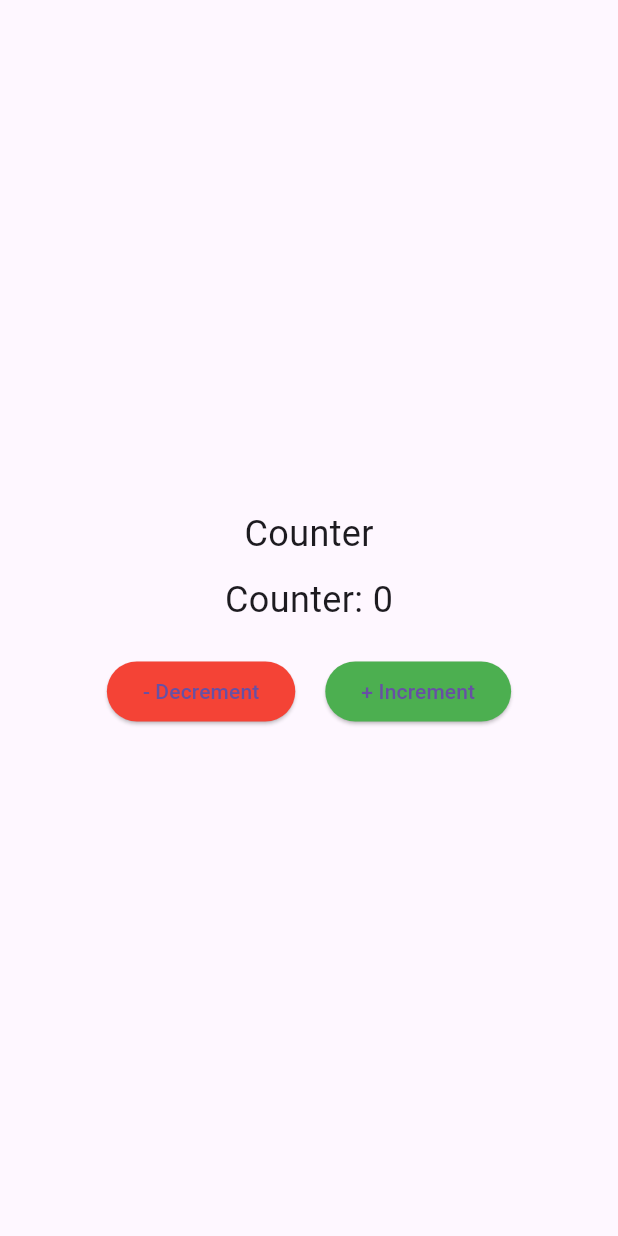
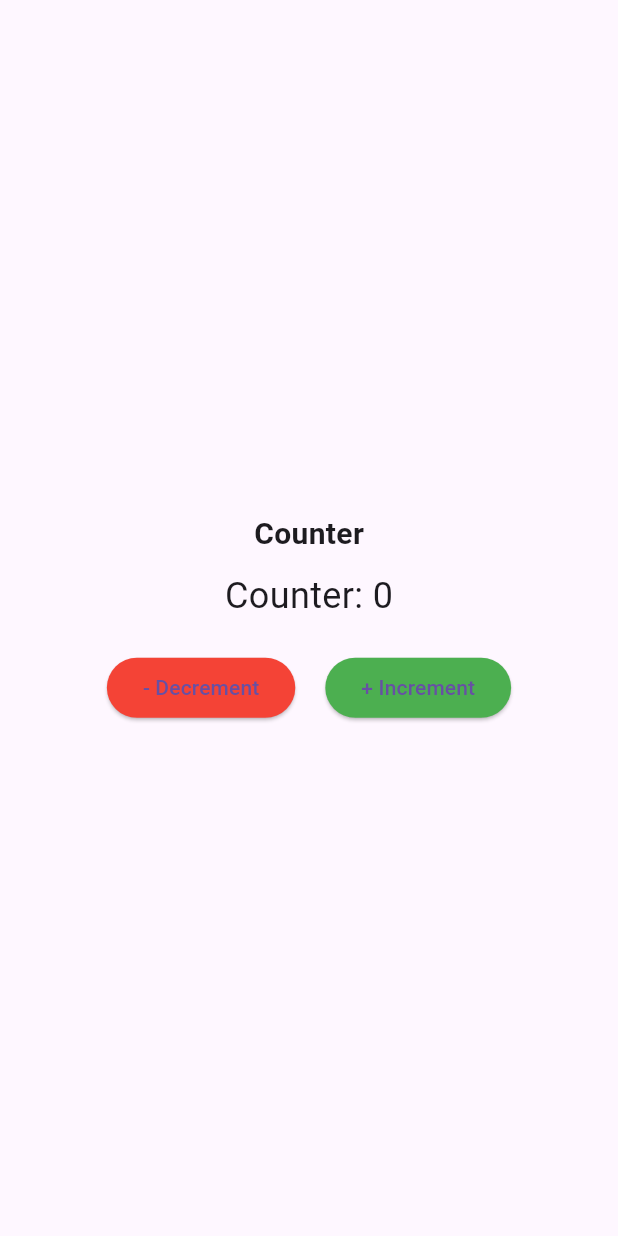
Before and after one commit to moritejas/flutter_widgets, a Flutter app: the CounterButtonComponent screen opened directly, after a tap on "- Decrement", after a tap on "+ Increment", on a phone screen of 412 x 824 dp. Run offline on Flutter 3.47's test engine with Material 3 defaults, Android fonts, the phone set to English and light mode, and no system bars; our stand-ins replace audioplayers, badges, barcode_widget, cached_network_image, carousel_slider, expandable and 15 more; missing offline and left inert: pdfx, swipeable_card_stack.

Commit message:
CounterButtonComponent with all Properteis

```diff
--- a/lib/Component/Counter Button/counter_button.dart
+++ b/lib/Component/Counter Button/counter_button.dart
@@ -2,18 +2,26 @@ import 'package:flutter/material.dart';
 
 class CounterButtonComponent extends StatefulWidget {
   final String title; // Title above the counter
-  final TextStyle textStyle; // Text style for the counter display
+  final TextStyle titleTextStyle; // Text style for the title
+  final TextStyle counterTextStyle; // Text style for the counter display
   final Color incrementColor; // Color for the increment button
   final Color decrementColor; // Color for the decrement button
   final int initialValue; // Initial counter value
+  final double buttonSpacing; // Spacing between increment and decrement buttons
+  final double verticalSpacing; // Vertical spacing between elements
+  final Function(int)? onCounterChange; // Callback for counter change
 
   const CounterButtonComponent({
     Key? key,
     this.title = 'Counter',
-    this.textStyle = const TextStyle(fontSize: 24.0),
+    this.titleTextStyle = const TextStyle(fontSize: 20.0, fontWeight: FontWeight.bold),
+    this.counterTextStyle = const TextStyle(fontSize: 24.0),
     this.incrementColor = Colors.green,
     this.decrementColor = Colors.red,
     this.initialValue = 0,
+    this.buttonSpacing = 20.0,
+    this.verticalSpacing = 10.0,
+    this.onCounterChange,
   }) : super(key: key);
 
   @override
@@ -21,13 +29,26 @@ class CounterButtonComponent extends StatefulWidget {
 }
 
 class _CounterButtonComponentState extends State<CounterButtonComponent> {
-  // Variable to track the counter value
   late int _counter;
 
   @override
   void initState() {
     super.initState();
-    _counter = widget.initialValue; // Set initial counter value
+    _counter = widget.initialValue;
+  }
+
+  void _incrementCounter() {
+    setState(() {
+      _counter++;
+      widget.onCounterChange?.call(_counter); // Trigger callback on increment
+    });
+  }
+
+  void _decrementCounter() {
+    setState(() {
+      _counter--;
+      widget.onCounterChange?.call(_counter); // Trigger callback on decrement
+    });
   }
 
   @override
@@ -39,38 +60,30 @@ class _CounterButtonComponentState extends State<CounterButtonComponent> {
           children: [
             Text(
               widget.title,
-              style: widget.textStyle,
+              style: widget.titleTextStyle,
             ),
-            const SizedBox(height: 10),
+            SizedBox(height: widget.verticalSpacing),
             Text(
               'Counter: $_counter',
-              style: widget.textStyle,
+              style: widget.counterTextStyle,
             ),
-            const SizedBox(height: 20),
+            SizedBox(height: widget.verticalSpacing * 2),
             Row(
               mainAxisAlignment: MainAxisAlignment.center,
               children: [
                 ElevatedButton(
                   style: ElevatedButton.styleFrom(
-                    backgroundColor: widget.decrementColor, // Set button color
+                    backgroundColor: widget.decrementColor,
                   ),
-                  onPressed: () {
-                    setState(() {
-                      _counter--; // Decrement the counter
-                    });
-                  },
+                  onPressed: _decrementCounter,
                   child: const Text('- Decrement'),
                 ),
-                const SizedBox(width: 20),
+                SizedBox(width: widget.buttonSpacing),
                 ElevatedButton(
                   style: ElevatedButton.styleFrom(
-                    backgroundColor: widget.incrementColor, // Set button color
+                    backgroundColor: widget.incrementColor,
                   ),
-                  onPressed: () {
-                    setState(() {
-                      _counter++; // Increment the counter
-                    });
-                  },
+                  onPressed: _incrementCounter,
                   child: const Text('+ Increment'),
                 ),
               ],
--- a/lib/main.dart
+++ b/lib/main.dart
@@ -1,7 +1,7 @@
 import 'package:flutter/material.dart';
 import 'package:get/get.dart';
 // import 'Homepage/homepage.dart';
-import 'Component/Circle Image/circle_image.dart';
+import 'Component/Counter Button/counter_button.dart';
 
 
 void main() {
@@ -17,7 +17,7 @@ class MyApp extends StatelessWidget {
     return const GetMaterialApp(
       debugShowCheckedModeBanner: false,
       title: 'Flutter Demo',
-      home: CircleImageComponent(),
+      home: CounterButtonComponent(),
     );
   }
 }
```
